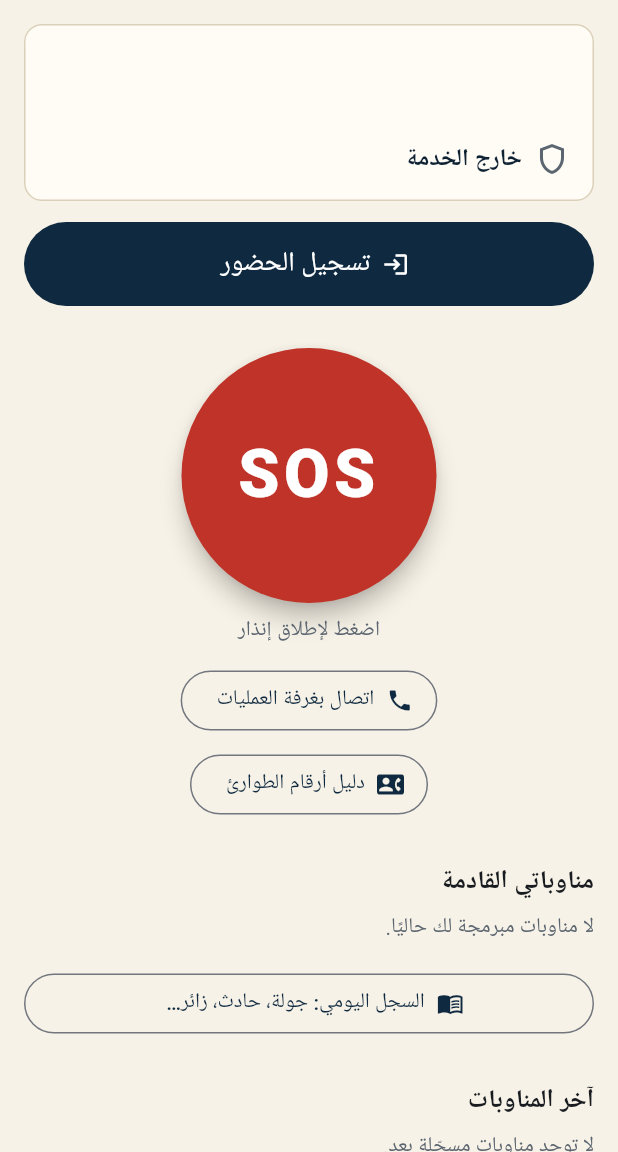
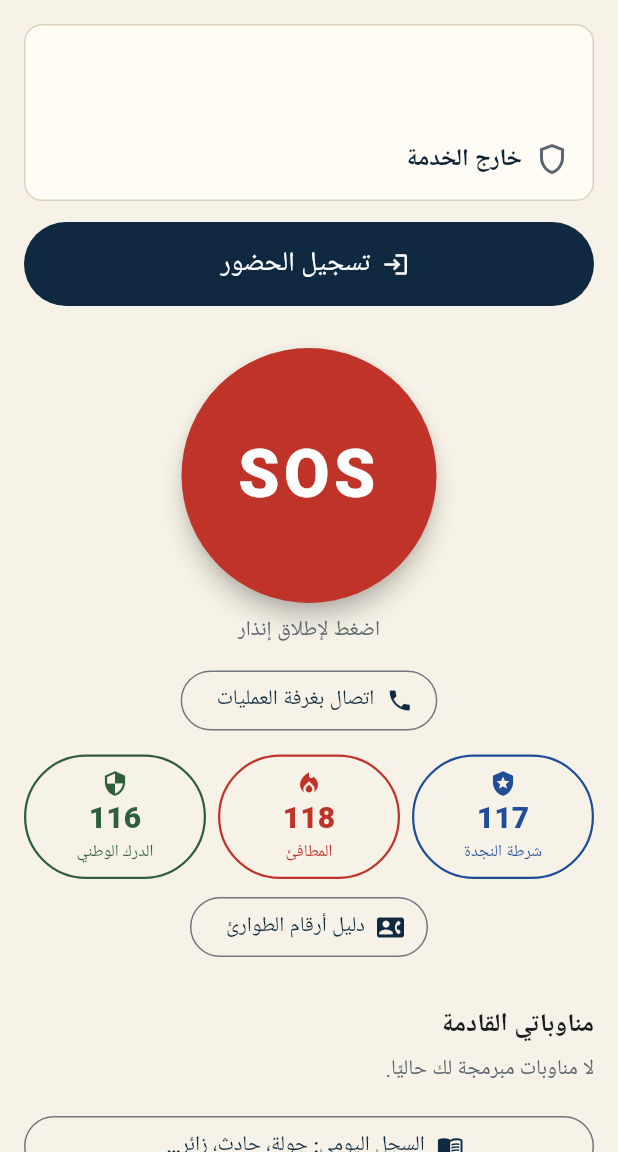
Before and after one commit to amane-securte/Amane-app, a Flutter app: the GuardHome screen opened directly with empty values, on a phone screen of 412 x 824 dp, the part 84-1236 px from its top. Run offline on Flutter 3.47's test engine with Material 3 defaults, Android fonts, the phone set to English and light mode, and no system bars; our stand-ins replace cloud_firestore, firebase_auth, firebase_core, geolocator, pdf, printing and 1 more; accounts and stored records are empty.

Commit message:
Boutons rapides 117 / 118 / 116 sur l'écran agent et Mon service
Co-Authored-By: Claude Opus 5.5 <noreply@anthropic.com>
Claude-Session: https://claude.ai/code/session_01UYEBewcUjhufSTrjdFXhfa

```diff
--- a/lib/guard_home.dart
+++ b/lib/guard_home.dart
@@ -256,6 +256,17 @@ class _GuardHomeState extends State<GuardHome> {
             label: Text(t('call_control')),
           ),
         ),
+        const SizedBox(height: 12),
+        // Les trois numéros les plus importants, en un geste.
+        Row(
+          children: [
+            _quickCall(Icons.local_police, '117', t('quick_police'), const Color(0xFF1F4E99)),
+            const SizedBox(width: 8),
+            _quickCall(Icons.local_fire_department, '118', t('quick_fire'), danger),
+            const SizedBox(width: 8),
+            _quickCall(Icons.security, '116', t('quick_gendarmerie'), const Color(0xFF2E5E3A)),
+          ],
+        ),
         const SizedBox(height: 8),
         Center(child: emergencyButton(context, t)),
         const SizedBox(height: 28),
@@ -283,6 +294,27 @@ class _GuardHomeState extends State<GuardHome> {
       ],
     );
   }
+
+  Widget _quickCall(IconData icon, String number, String label, Color color) =>
+      Expanded(
+        child: OutlinedButton(
+          style: OutlinedButton.styleFrom(
+            foregroundColor: color,
+            side: BorderSide(color: color, width: 1.5),
+            padding: const EdgeInsets.symmetric(vertical: 10),
+          ),
+          onPressed: () => openUrl('tel:$number'),
+          child: Column(
+            mainAxisSize: MainAxisSize.min,
+            children: [
+              Icon(icon),
+              Text(number,
+                  style: const TextStyle(fontSize: 20, fontWeight: FontWeight.w800)),
+              Text(label, style: const TextStyle(fontSize: 11), textAlign: TextAlign.center),
+            ],
+          ),
+        ),
+      );
 
   Widget _statusCard(Site? site, PunchDoc? open) {
     return Card(
--- a/lib/i18n.dart
+++ b/lib/i18n.dart
@@ -146,6 +146,9 @@ class T {
       'call_police': 'شرطة النجدة – 117',
       'call_civil': 'المطافئ – 118',
       'call_gendarmerie': 'الدرك الوطني – 116',
+      'quick_police': 'شرطة النجدة',
+      'quick_fire': 'المطافئ',
+      'quick_gendarmerie': 'الدرك الوطني',
       'emergency_dir': 'دليل أرقام الطوارئ',
       'emergency_search': 'ابحث: مفوضية، حي، رقم…',
       'cst_open': 'وصل طلبك، أمان تعالجه الآن',
@@ -343,6 +346,9 @@ class T {
       'call_police': 'Police secours – 117',
       'call_civil': 'Sapeurs-pompiers – 118',
       'call_gendarmerie': 'Gendarmerie nationale – 116',
+      'quick_police': 'Police secours',
+      'quick_fire': 'Pompiers',
+      'quick_gendarmerie': 'Gendarmerie',
       'emergency_dir': "Annuaire d'urgence",
       'emergency_search': 'Rechercher : commissariat, quartier, numéro…',
       'cst_open': 'Demande reçue, AMANE la traite',
--- a/pubspec.yaml
+++ b/pubspec.yaml
@@ -1,7 +1,7 @@
 name: amane_app
 description: "Application AMANE Sécurité privée – أمان للأمن الخصوصي"
 publish_to: 'none'
-version: 0.5.2+11
+version: 0.5.3+12
 
 environment:
   sdk: '>=3.4.0 <4.0.0'
```
